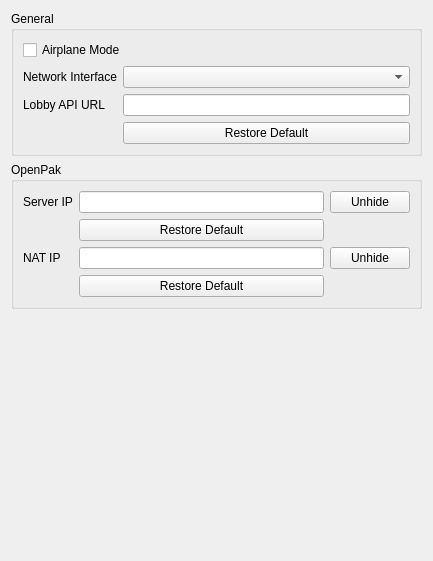
Qt form src/citron/configuration/configure_network.ui (openpak/citron) before a commit.
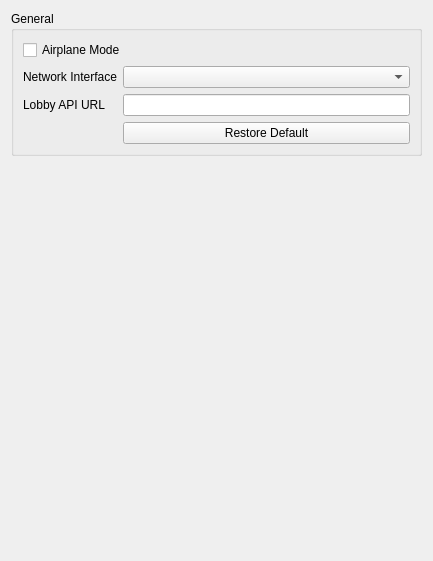
The same form after that commit.

Commit message: OpenPak: the setup, sign-in, toasts and settings page as the UX spec has them

```diff
--- a/src/citron/configuration/configure_network.ui
+++ b/src/citron/configuration/configure_network.ui
@@ -65,77 +65,6 @@
        </layout>
       </widget>
      </item>
-     <item>
-      <widget class="QGroupBox" name="groupBox_legacy">
-       <property name="title">
-        <string>OpenPak</string>
-       </property>
-       <layout class="QGridLayout" name="gridLayout_legacy">
-        <item row="0" column="0">
-         <widget class="QLabel" name="label_openpak_server_ip">
-          <property name="text">
-           <string>Server IP</string>
-          </property>
-         </widget>
-        </item>
-        <item row="0" column="1">
-         <widget class="QLineEdit" name="openpak_server_ip">
-          <property name="echoMode">
-           <enum>QLineEdit::Password</enum>
-          </property>
-         </widget>
-        </item>
-        <item row="0" column="2">
-         <widget class="QPushButton" name="unhide_openpak_server_ip">
-          <property name="text">
-           <string>Unhide</string>
-          </property>
-          <property name="checkable">
-           <bool>true</bool>
-          </property>
-         </widget>
-        </item>
-        <item row="1" column="1">
-         <widget class="QPushButton" name="restore_default_openpak_server_ip">
-          <property name="text">
-           <string>Restore Default</string>
-          </property>
-         </widget>
-        </item>
-        <item row="2" column="0">
-         <widget class="QLabel" name="label_openpak_nat_ip">
-          <property name="text">
-           <string>NAT IP</string>
-          </property>
-         </widget>
-        </item>
-        <item row="2" column="1">
-         <widget class="QLineEdit" name="openpak_nat_ip">
-          <property name="echoMode">
-           <enum>QLineEdit::Password</enum>
-          </property>
-         </widget>
-        </item>
-        <item row="2" column="2">
-         <widget class="QPushButton" name="unhide_openpak_nat_ip">
-          <property name="text">
-           <string>Unhide</string>
-          </property>
-          <property name="checkable">
-           <bool>true</bool>
-          </property>
-         </widget>
-        </item>
-        <item row="3" column="1">
-         <widget class="QPushButton" name="restore_default_openpak_nat_ip">
-          <property name="text">
-           <string>Restore Default</string>
-          </property>
-         </widget>
-        </item>
-       </layout>
-      </widget>
-     </item>
     </layout>
    </item>
    <item>
```
The commit also changes 12 other files.
